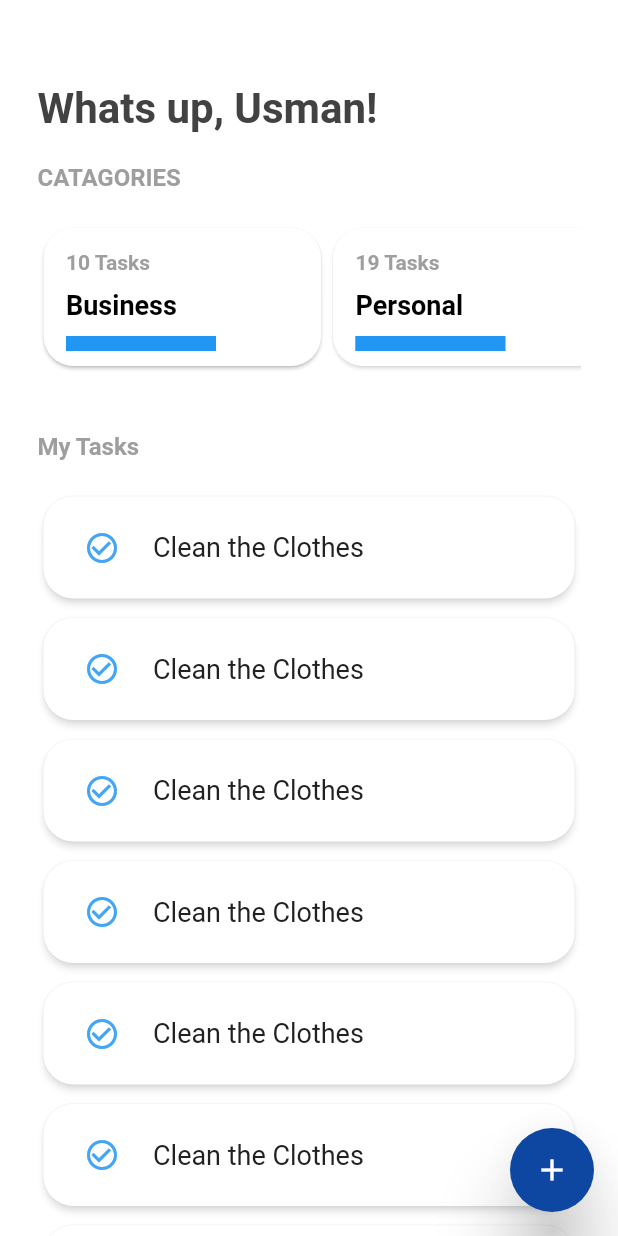
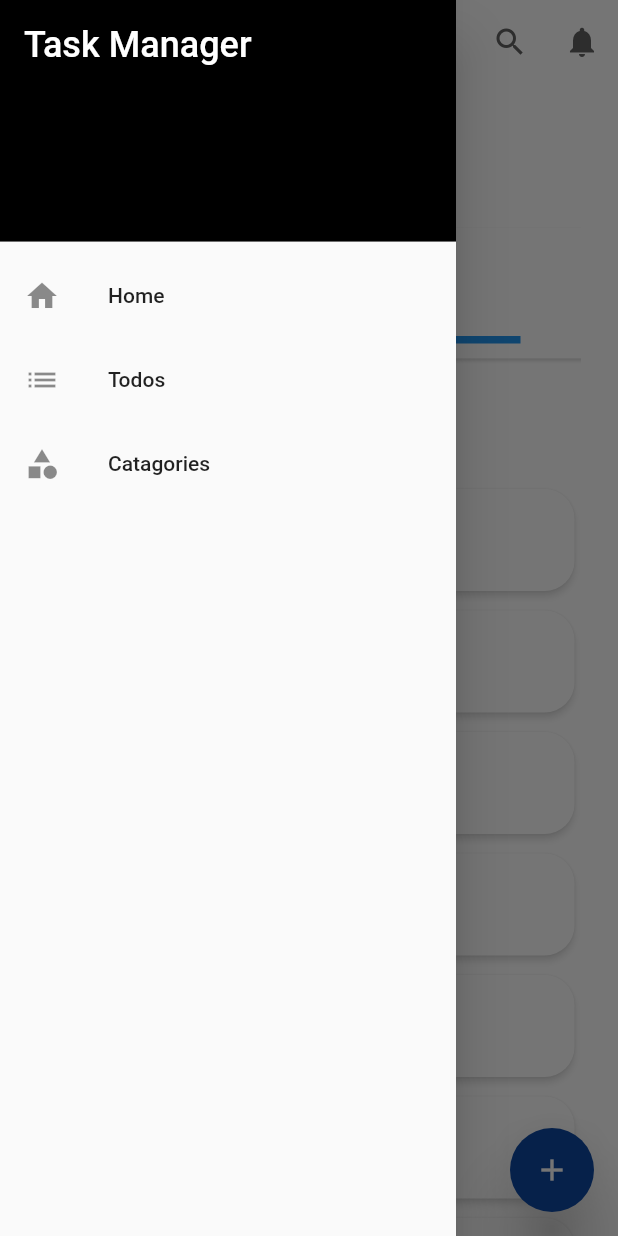
Before and after one commit to Usman2661/Todo-Flutter, a Flutter app: the screen it shows after launch, with the side drawer open (before the commit the screen has no drawer), on a phone screen of 412 x 824 dp. Run offline on Flutter 3.47's test engine with Material 2 defaults, Android fonts, the phone set to English and light mode, and no system bars; our stand-ins replace circular_check_box.

Commit message:
added dependency and radio buttons

```diff
--- /dev/null
+++ b/lib/Widgets/CatagoiesCard.dart
@@ -0,0 +1,56 @@
+
+import 'package:flutter/material.dart';
+
+class CatagoryCard extends StatefulWidget {
+  @override
+  _CatagoryCardState createState() => _CatagoryCardState();
+}
+
+class _CatagoryCardState extends State<CatagoryCard> {
+  @override
+  Widget build(BuildContext context) {
+    return Card(
+                 shape: RoundedRectangleBorder(
+                  borderRadius: BorderRadius.circular(20.0),
+                ),
+              shadowColor: Colors.white,
+              child: InkWell(
+              splashColor: Colors.blue.withAlpha(30),
+              child: Padding(
+                padding: const EdgeInsets.fromLTRB(15.0,15.0,70.0,10.0),
+                child: Column(
+                  mainAxisSize: MainAxisSize.min,
+                  crossAxisAlignment: CrossAxisAlignment.start,
+                  children: <Widget>[
+                  Text(
+                    '8 Tasks',
+                  style: TextStyle(
+                  color:Colors.grey[500],
+                  fontSize: 14.0,
+                  fontWeight: FontWeight.bold
+                    ),
+                  ),
+                  SizedBox(height: 10.0),
+                    Text(
+                    'Home',
+                  style: TextStyle(
+                  color:Colors.black,
+                  fontSize: 18.0,
+                  fontWeight: FontWeight.bold
+                    ),
+                  ),
+                  SizedBox(height: 10.0),
+                 SizedBox(
+                      child: LinearProgressIndicator(
+                      backgroundColor: Colors.blue,
+                      value: 0.1,
+                    ),
+                      height: 5.0,
+                      width: 100.0,
+                  )
+                ],),
+              )
+            ),
+            );
+  }
+}
--- /dev/null
+++ b/lib/Widgets/CatagoryList.dart
@@ -0,0 +1,36 @@
+import 'package:flutter/material.dart';
+import 'package:todo/Widgets/CatagoiesCard.dart';
+
+class CatagoryList extends StatefulWidget {
+  @override
+  _CatagoryListState createState() => _CatagoryListState();
+}
+
+class _CatagoryListState extends State<CatagoryList> {
+  @override
+  Widget build(BuildContext context) {
+    return       SingleChildScrollView(
+            scrollDirection: Axis.horizontal,
+            child: Row(
+            children: <Widget>[
+
+           CatagoryCard(),
+           SizedBox(
+             width:10,
+           ),
+          CatagoryCard(),
+             SizedBox(
+             width:10,
+           ),
+          CatagoryCard(),
+             SizedBox(
+             width:10,
+           ),
+          CatagoryCard(),
+
+
+            ],
+              ),
+            );
+  }
+}
--- a/lib/Widgets/ListCard.dart
+++ b/lib/Widgets/ListCard.dart
@@ -1,3 +1,4 @@
+import 'package:circular_check_box/circular_check_box.dart';
 import 'package:flutter/material.dart';
 
 class TodoCard extends StatefulWidget {
@@ -6,13 +7,31 @@ class TodoCard extends StatefulWidget {
 }
 
 class _TodoCardState extends State<TodoCard> {
+
+    int _radioValue = 0;
+    bool isChecked = false;
+
+  void _handleRadioValueChange(int value) {
+    setState(() {
+      _radioValue = value;
+
+      // switch (_radioValue) {
+      //   case 0:
+      //     break;
+      //   case 1:
+      //     break;
+      //   case 2:
+      //     break;
+      // }
+    });
+  }
+
   @override
   Widget build(BuildContext context) {
     return
     Card(
                  shape: RoundedRectangleBorder(
                   borderRadius: BorderRadius.circular(20.0),
-
                 ),
               shadowColor: Colors.white,
               elevation: 2.0,
@@ -25,21 +44,26 @@ class _TodoCardState extends State<TodoCard> {
                   mainAxisAlignment: MainAxisAlignment.start,
                   children: <Widget>[
 
-                   IconButton(
-                    icon: Icon(Icons.check_circle_outline),
-                    color: Colors.blue[400],
-                    onPressed: () {},
-                  ),
+                CircularCheckBox(
+                value: isChecked,
+                materialTapTargetSize: MaterialTapTargetSize.padded,
+                onChanged: (value) {
+                            setState(() {
+                      isChecked = value;
+                    });
+                },
+                  checkColor: Colors.white,
+                  inactiveColor: Colors.purple,
+                  activeColor: Colors.grey[500],
+              ),
                   SizedBox(width: 10.0),
                     Text(
                     'Clean the Clothes',
                   style: TextStyle(
                   color:Colors.grey[900],
                   fontSize: 18.0,
-
                     ),
                   ),
-
                 ],),
               )
             ),
--- /dev/null
+++ b/lib/Widgets/Navigation.dart
@@ -0,0 +1,43 @@
+import 'package:flutter/material.dart';
+
+class Navigation extends StatefulWidget {
+  @override
+  _NavigationState createState() => _NavigationState();
+}
+
+class _NavigationState extends State<Navigation> {
+  @override
+  Widget build(BuildContext context) {
+    return Drawer(
+      child: ListView(
+      padding: EdgeInsets.zero,
+      children: const <Widget>[
+        DrawerHeader(
+          decoration: BoxDecoration(
+            color: Colors.black,
+          ),
+          child: Text(
+            'Task Manager',
+            style: TextStyle(
+              color: Colors.white,
+              fontSize: 24,
+            ),
+          ),
+        ),
+        ListTile(
+          leading: Icon(Icons.home),
+          title: Text('Home'),
+        ),
+        ListTile(
+          leading: Icon(Icons.list),
+          title: Text('Todos'),
+        ),
+        ListTile(
+          leading: Icon(Icons.category),
+          title: Text('Catagories'),
+        ),
+      ],
+    ),
+    );
+  }
+}
--- a/lib/screens/home.dart
+++ b/lib/screens/home.dart
@@ -1,4 +1,6 @@
 import 'package:flutter/material.dart';
+import 'package:todo/Widgets/CatagoryList.dart';
+import 'package:todo/Widgets/Navigation.dart';
 import 'package:todo/Widgets/TodoList.dart';
 
 class Home extends StatefulWidget {
@@ -22,7 +24,13 @@ class _HomeState extends State<Home> {
       title: Text(''),
       centerTitle: true,
       elevation: 0.0,
+      iconTheme: new IconThemeData(color: Colors.grey[700]),
+      actions: <Widget>[
+        IconButton(icon: Icon(Icons.search), onPressed: () {}),
+        IconButton(icon: Icon(Icons.notifications), onPressed: () {}),
+      ],
       ),
+      drawer: Navigation(),
       body: Padding(
         padding: const EdgeInsets.fromLTRB(25.0,0.0,25.0,0.0),
         child: Container(
@@ -46,155 +54,7 @@ class _HomeState extends State<Home> {
             ),
             ),
             SizedBox(height: 20.0),
-            SingleChildScrollView(
-            scrollDirection: Axis.horizontal,
-            child: Row(
-            children: <Widget>[
-              Card(
-                 shape: RoundedRectangleBorder(
-                  borderRadius: BorderRadius.circular(20.0),
-                ),
-              // shadowColor: Colors.white,
-              // elevation: 10,
-              child: InkWell(
-              splashColor: Colors.blue.withAlpha(30),
-            //   onTap: () {
-            //   print('Card tapped.');
-            //  },
-              child: Padding(
-                padding: const EdgeInsets.fromLTRB(15.0,15.0,70.0,10.0),
-                child: Column(
-                  mainAxisSize: MainAxisSize.min,
-                  crossAxisAlignment: CrossAxisAlignment.start,
-                  children: <Widget>[
-                  Text(
-                    '10 Tasks',
-                  style: TextStyle(
-                  color:Colors.grey[500],
-                  fontSize: 14.0,
-                  fontWeight: FontWeight.bold
-                    ),
-                  ),
-                  SizedBox(height: 10.0),
-                    Text(
-                    'Business',
-                  style: TextStyle(
-                  color:Colors.black,
-                  fontSize: 18.0,
-                  fontWeight: FontWeight.bold
-                    ),
-
-                  ),
-                  SizedBox(height: 10.0),
-                  SizedBox(
-                      child: LinearProgressIndicator(
-                      backgroundColor: Colors.blue,
-                      value: 0.2,
-                    ),
-                      height: 10.0,
-                      width: 100.0,
-                  )
-
-                ],),
-              )
-            ),
-            ),
-
-                 Card(
-                 shape: RoundedRectangleBorder(
-                  borderRadius: BorderRadius.circular(20.0),
-                ),
-              shadowColor: Colors.white,
-              child: InkWell(
-              splashColor: Colors.blue[400],
-              onTap: () {
-              print('Card tapped.');
-             },
-              child: Padding(
-                padding: const EdgeInsets.fromLTRB(15.0,15.0,70.0,10.0),
-                child: Column(
-                  mainAxisSize: MainAxisSize.min,
-                  crossAxisAlignment: CrossAxisAlignment.start,
-                  children: <Widget>[
-                  Text(
-                    '19 Tasks',
-                  style: TextStyle(
-                  color:Colors.grey[500],
-                  fontSize: 14.0,
-                  fontWeight: FontWeight.bold
-                    ),
-                  ),
-                  SizedBox(height: 10.0),
-                    Text(
-                    'Personal',
-                  style: TextStyle(
-                  color:Colors.black,
-                  fontSize: 18.0,
-                  fontWeight: FontWeight.bold
-                    ),
-                  ),
-                  SizedBox(height: 10.0),
-                 SizedBox(
-                      child: LinearProgressIndicator(
-                      backgroundColor: Colors.blue,
-                      value: 0.8,
-                    ),
-                      height: 10.0,
-                      width: 100.0,
-                  )
-                ],),
-              )
-            ),
-            ),
-             Card(
-                 shape: RoundedRectangleBorder(
-                  borderRadius: BorderRadius.circular(20.0),
-                ),
-              shadowColor: Colors.white,
-              child: InkWell(
-              splashColor: Colors.blue.withAlpha(30),
-            //   onTap: () {
-            //   print('Card tapped.');
-            //  },
-              child: Padding(
-                padding: const EdgeInsets.fromLTRB(15.0,15.0,70.0,10.0),
-                child: Column(
-                  mainAxisSize: MainAxisSize.min,
-                  crossAxisAlignment: CrossAxisAlignment.start,
-                  children: <Widget>[
-                  Text(
-                    '8 Tasks',
-                  style: TextStyle(
-                  color:Colors.grey[500],
-                  fontSize: 14.0,
-                  fontWeight: FontWeight.bold
-                    ),
-                  ),
-                  SizedBox(height: 10.0),
-                    Text(
-                    'Home',
-                  style: TextStyle(
-                  color:Colors.black,
-                  fontSize: 18.0,
-                  fontWeight: FontWeight.bold
-                    ),
-                  ),
-                  SizedBox(height: 10.0),
-                 SizedBox(
-                      child: LinearProgressIndicator(
-                      backgroundColor: Colors.blue,
-                      value: 0.4,
-                    ),
-                      height: 10.0,
-                      width: 100.0,
-                  )
-                ],),
-              )
-            ),
-            ),
-            ],
-              ),
-            ),
+            CatagoryList(),
             SizedBox(height:40.0),
             Text( 'My Tasks',
             style: TextStyle(
--- a/pubspec.yaml
+++ b/pubspec.yaml
@@ -23,6 +23,8 @@ environment:
 dependencies:
   flutter:
     sdk: flutter
+  circular_check_box: ^1.0.4
+
 
 
   # The following adds the Cupertino Icons font to your application.
```
Also changed, not shown: pubspec.lock.
